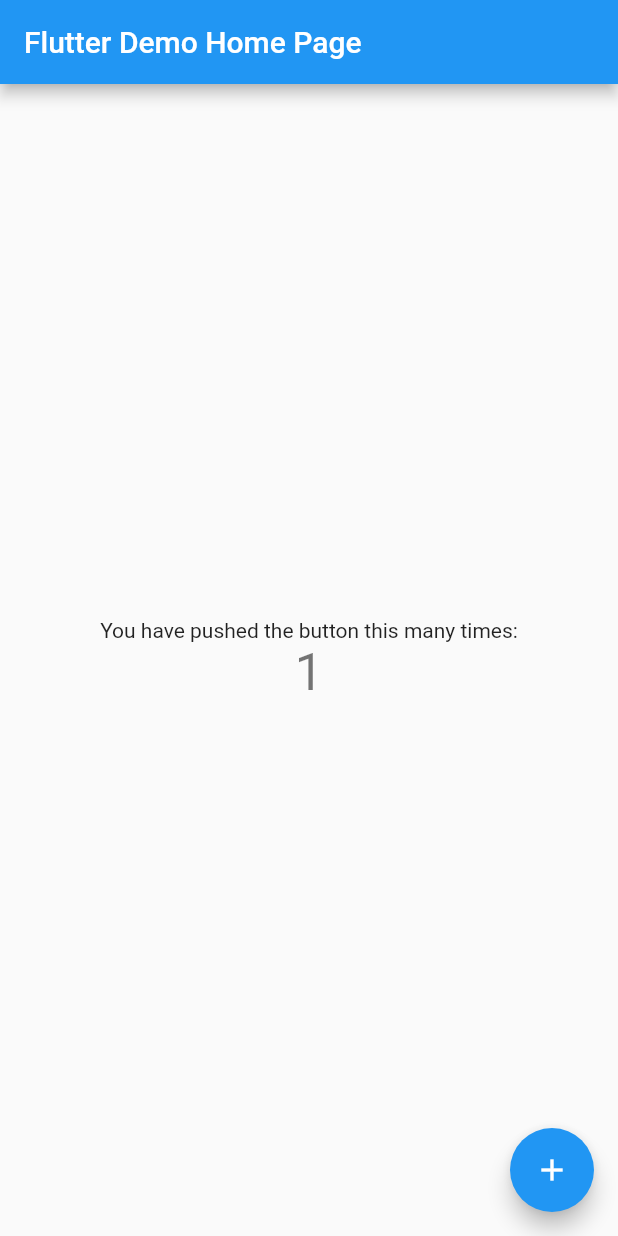
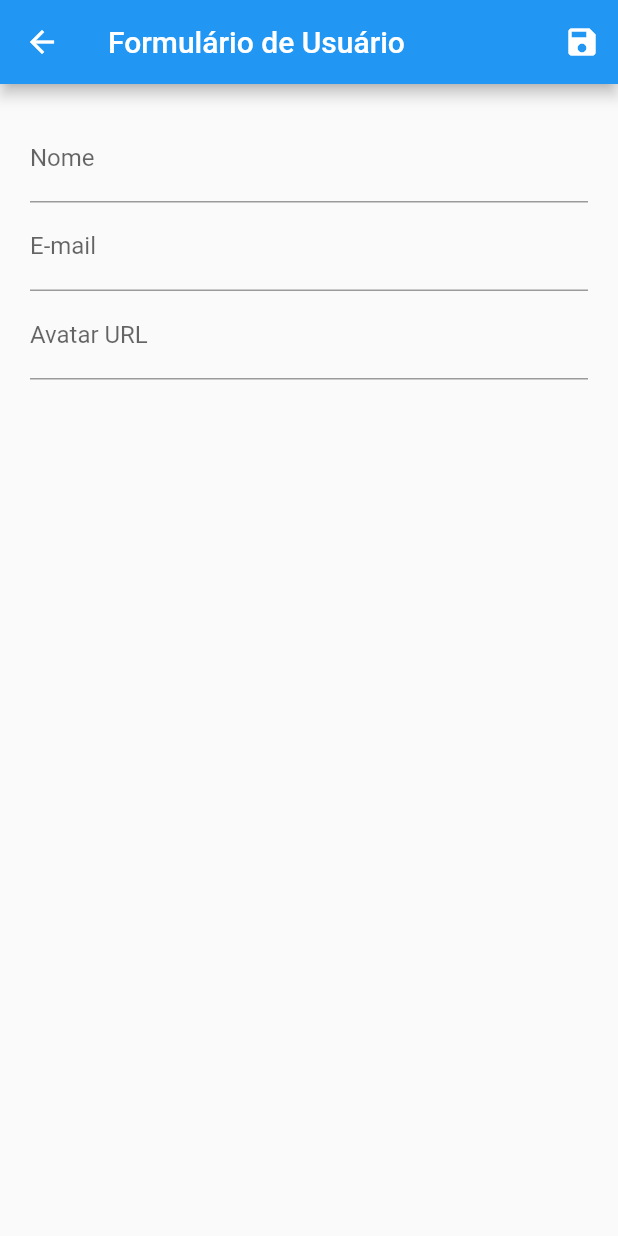
Before and after one commit to feliperufini/ads_dm_final, a Flutter app: the screen it shows after launch, after a tap on the "add" icon, on a phone screen of 412 x 824 dp. Run offline on Flutter 3.47's test engine with Material 2 defaults, Android fonts, the light colour scheme and no system bars; network calls fail.

Commit message:
Segundo Commit

```diff
--- /dev/null
+++ b/lib/components/usrer_tile.dart
@@ -0,0 +1,67 @@
+import 'package:flutter/material.dart';
+import 'package:ads_dm_final/models/user.dart';
+import 'package:ads_dm_final/provider/users.dart';
+import 'package:ads_dm_final/routes/app_routes.dart';
+import 'package:provider/provider.dart';
+
+class UserTile extends StatelessWidget {
+  final User user;
+
+  const UserTile(this.user);
+
+  @override
+  Widget build(BuildContext context) {
+    final avatar = user.avatarUrl == null || user.avatarUrl.isEmpty
+        ? CircleAvatar(child: Icon(Icons.person))
+        : CircleAvatar(backgroundImage: NetworkImage(user.avatarUrl));
+    return ListTile(
+      leading: avatar,
+      title: Text(user.name),
+      subtitle: Text(user.email),
+      trailing: Container(
+        width: 100,
+        child: Row(
+          children: <Widget>[
+            IconButton(
+              icon: Icon(Icons.edit),
+              color: Colors.blue,
+              onPressed: () {
+                Navigator.of(context).pushNamed(
+                  AppRoutes.USER_FORM,
+                  arguments: user,
+                );
+              },
+            ),
+            IconButton(
+              icon: Icon(Icons.delete),
+              color: Colors.red,
+              onPressed: () {
+                showDialog(
+                  context: context,
+                  builder: (ctx) => AlertDialog(
+                    title: Text('Excluir Usuário'),
+                    content: Text('Tem Certeza?'),
+                    actions: <Widget>[
+                      FlatButton(
+                        child: Text('Não'),
+                        onPressed: () => Navigator.of(context).pop(false),
+                      ),
+                      FlatButton(
+                        child: Text('Sim'),
+                        onPressed: () => Navigator.of(context).pop(true),
+                      ),
+                    ],
+                  ),
+                ).then((confirmed) {
+                  if (confirmed) {
+                    Provider.of<Users>(context, listen: false).remove(user);
+                  }
+                });
+              },
+            ),
+          ],
+        ),
+      ),
+    );
+  }
+}
--- /dev/null
+++ b/lib/data/dummy_users.dart
@@ -0,0 +1,30 @@
+import 'package:ads_dm_final/models/user.dart';
+
+const DUMMY_USERS = {
+  '1': const User(
+    id: '1',
+    name: 'Maria',
+    email: 'maria@gmail.com',
+    avatarUrl:
+        'https://64.media.tumblr.com/151476c45becfc9554ac8a6ab634f0cd/tumblr_qtv7j9nrIZ1rpwm80o1_250.jpg',
+  ),
+  '2': const User(
+    id: '2',
+    name: 'Rafael',
+    email: 'rafael@gmail.com',
+    avatarUrl:
+        'https://png.pngitem.com/pimgs/s/338-3388366_meme-for-steam-avatars-hd-png-download.png',
+  ),
+  '3': const User(
+    id: '3',
+    name: 'Fernando',
+    email: 'fernando@gmail.com',
+    avatarUrl: 'https://i0.wp.com/pbs.twimg.com/media/DiHYZjOVAAA95Yc.jpg',
+  ),
+  '4': const User(
+    id: '4',
+    name: 'Felipe',
+    email: 'felipe@gmail.com',
+    avatarUrl: '',
+  ),
+};
--- a/lib/main.dart
+++ b/lib/main.dart
@@ -1,113 +1,34 @@
 import 'package:flutter/material.dart';
+import 'package:ads_dm_final/provider/users.dart';
+import 'package:ads_dm_final/routes/app_routes.dart';
+import 'package:ads_dm_final/views/user_form.dart';
+import 'package:ads_dm_final/views/user_list.dart';
+import 'package:provider/provider.dart';
 
 void main() {
   runApp(MyApp());
 }
 
 class MyApp extends StatelessWidget {
-  // This widget is the root of your application.
   @override
   Widget build(BuildContext context) {
-    return MaterialApp(
-      title: 'Flutter Demo',
-      theme: ThemeData(
-        // This is the theme of your application.
-        //
-        // Try running your application with "flutter run". You'll see the
-        // application has a blue toolbar. Then, without quitting the app, try
-        // changing the primarySwatch below to Colors.green and then invoke
-        // "hot reload" (press "r" in the console where you ran "flutter run",
-        // or simply save your changes to "hot reload" in a Flutter IDE).
-        // Notice that the counter didn't reset back to zero; the application
-        // is not restarted.
-        primarySwatch: Colors.blue,
+    return MultiProvider(
+      providers: [
+        ChangeNotifierProvider(
+          create: (ctx) => Users(),
+        ),
+      ],
+      child: MaterialApp(
+        title: 'Flutter Demo',
+        theme: ThemeData(
+          primarySwatch: Colors.blue,
+          visualDensity: VisualDensity.adaptivePlatformDensity,
+        ),
+        routes: {
+          AppRoutes.HOME: (_) => UserList(),
+          AppRoutes.USER_FORM: (_) => UserForm(),
+        },
       ),
-      home: MyHomePage(title: 'Flutter Demo Home Page'),
     );
   }
 }
-
-class MyHomePage extends StatefulWidget {
-  MyHomePage({Key? key, required this.title}) : super(key: key);
-
-  // This widget is the home page of your application. It is stateful, meaning
-  // that it has a State object (defined below) that contains fields that affect
-  // how it looks.
-
-  // This class is the configuration for the state. It holds the values (in this
-  // case the title) provided by the parent (in this case the App widget) and
-  // used by the build method of the State. Fields in a Widget subclass are
-  // always marked "final".
-
-  final String title;
-
-  @override
-  _MyHomePageState createState() => _MyHomePageState();
-}
-
-class _MyHomePageState extends State<MyHomePage> {
-  int _counter = 0;
-
-  void _incrementCounter() {
-    setState(() {
-      // This call to setState tells the Flutter framework that something has
-      // changed in this State, which causes it to rerun the build method below
-      // so that the display can reflect the updated values. If we changed
-      // _counter without calling setState(), then the build method would not be
-      // called again, and so nothing would appear to happen.
-      _counter++;
-    });
-  }
-
-  @override
-  Widget build(BuildContext context) {
-    // This method is rerun every time setState is called, for instance as done
-    // by the _incrementCounter method above.
-    //
-    // The Flutter framework has been optimized to make rerunning build methods
-    // fast, so that you can just rebuild anything that needs updating rather
-    // than having to individually change instances of widgets.
-    return Scaffold(
-      appBar: AppBar(
-        // Here we take the value from the MyHomePage object that was created by
-        // the App.build method, and use it to set our appbar title.
-        title: Text(widget.title),
-      ),
-      body: Center(
-        // Center is a layout widget. It takes a single child and positions it
-        // in the middle of the parent.
-        child: Column(
-          // Column is also a layout widget. It takes a list of children and
-          // arranges them vertically. By default, it sizes itself to fit its
-          // children horizontally, and tries to be as tall as its parent.
-          //
-          // Invoke "debug painting" (press "p" in the console, choose the
-          // "Toggle Debug Paint" action from the Flutter Inspector in Android
-          // Studio, or the "Toggle Debug Paint" command in Visual Studio Code)
-          // to see the wireframe for each widget.
-          //
-          // Column has various properties to control how it sizes itself and
-          // how it positions its children. Here we use mainAxisAlignment to
-          // center the children vertically; the main axis here is the vertical
-          // axis because Columns are vertical (the cross axis would be
-          // horizontal).
-          mainAxisAlignment: MainAxisAlignment.center,
-          children: <Widget>[
-            Text(
-              'You have pushed the button this many times:',
-            ),
-            Text(
-              '$_counter',
-              style: Theme.of(context).textTheme.headline4,
-            ),
-          ],
-        ),
-      ),
-      floatingActionButton: FloatingActionButton(
-        onPressed: _incrementCounter,
-        tooltip: 'Increment',
-        child: Icon(Icons.add),
-      ), // This trailing comma makes auto-formatting nicer for build methods.
-    );
-  }
-}
--- /dev/null
+++ b/lib/models/user.dart
@@ -0,0 +1,15 @@
+import 'package:flutter/material.dart';
+
+class User {
+  final String id;
+  final String name;
+  final String email;
+  final String avatarUrl;
+
+  const User({
+    this.id,
+    @required this.name,
+    @required this.email,
+    @required this.avatarUrl,
+  });
+}
--- /dev/null
+++ b/lib/routes/app_routes.dart
@@ -0,0 +1,4 @@
+class AppRoutes {
+  static const HOME = '/';
+  static const USER_FORM = '/user-form';
+}
--- /dev/null
+++ b/lib/views/user_form.dart
@@ -0,0 +1,95 @@
+import 'package:flutter/material.dart';
+import 'package:ads_dm_final/models/user.dart';
+import 'package:ads_dm_final/provider/users.dart';
+import 'package:provider/provider.dart';
+
+class UserForm extends StatefulWidget {
+  @override
+  _UserFormState createState() => _UserFormState();
+}
+
+class _UserFormState extends State<UserForm> {
+  final _form = GlobalKey<FormState>();
+
+  final Map<String, String> _formData = {};
+
+  void _loadFormData(User user) {
+    if (user != null) {
+      _formData['id'] = user.id;
+      _formData['name'] = user.name;
+      _formData['email'] = user.email;
+      _formData['avatarUrl'] = user.avatarUrl;
+    }
+  }
+
+  @override
+  void didChangeDependencies() {
+    super.didChangeDependencies();
+
+    final user = ModalRoute.of(context).settings.arguments;
+    _loadFormData(user);
+  }
+
+  @override
+  Widget build(BuildContext context) {
+    return Scaffold(
+      appBar: AppBar(
+        title: Text('Formulário de Usuário'),
+        actions: <Widget>[
+          IconButton(
+            icon: Icon(Icons.save),
+            onPressed: () {
+              final isValid = _form.currentState.validate();
+
+              if (isValid) {
+                _form.currentState.save();
+                Provider.of<Users>(context, listen: false).put(
+                  User(
+                    id: _formData['id'],
+                    name: _formData['name'],
+                    email: _formData['email'],
+                    avatarUrl: _formData['avatarUrl'],
+                  ),
+                );
+                Navigator.of(context).pop();
+              }
+            },
+          ),
+        ],
+      ),
+      body: Padding(
+        padding: EdgeInsets.all(20),
+        child: Form(
+          key: _form,
+          child: Column(
+            children: <Widget>[
+              TextFormField(
+                initialValue: _formData['name'],
+                decoration: InputDecoration(labelText: 'Nome'),
+                validator: (value) {
+                  if (value == null ||
+                      value.trim().isEmpty ||
+                      value.length < 3) {
+                    return 'Valor digitado está incorreto!';
+                  }
+                  return null;
+                },
+                onSaved: (value) => _formData['name'] = value,
+              ),
+              TextFormField(
+                initialValue: _formData['email'],
+                decoration: InputDecoration(labelText: 'E-mail'),
+                onSaved: (value) => _formData['email'] = value,
+              ),
+              TextFormField(
+                initialValue: _formData['avatarUrl'],
+                decoration: InputDecoration(labelText: 'Avatar URL'),
+                onSaved: (value) => _formData['avatarUrl'] = value,
+              ),
+            ],
+          ),
+        ),
+      ),
+    );
+  }
+}
--- /dev/null
+++ b/lib/views/user_list.dart
@@ -0,0 +1,33 @@
+import 'package:flutter/material.dart';
+import 'package:ads_dm_final/components/usrer_tile.dart';
+import 'package:ads_dm_final/models/user.dart';
+import 'package:ads_dm_final/provider/users.dart';
+import 'package:ads_dm_final/routes/app_routes.dart';
+import 'package:provider/provider.dart';
+
+class UserList extends StatelessWidget {
+  @override
+  Widget build(BuildContext context) {
+    final Users users = Provider.of(context);
+
+    return Scaffold(
+      appBar: AppBar(
+        title: Text('Lista de Usuários'),
+        actions: <Widget>[
+          IconButton(
+            icon: Icon(Icons.add),
+            onPressed: () {
+              Navigator.of(context).pushNamed(
+                AppRoutes.USER_FORM,
+              );
+            },
+          ),
+        ],
+      ),
+      body: ListView.builder(
+        itemCount: users.count,
+        itemBuilder: (ctx, i) => UserTile(users.byIndex(i)),
+      ),
+    );
+  }
+}
--- a/pubspec.yaml
+++ b/pubspec.yaml
@@ -18,11 +18,12 @@
 version: 1.0.0+1
 
 environment:
-  sdk: ">=2.12.0 <3.0.0"
+  sdk: ">=2.7.0 <3.0.0"
 
 dependencies:
   flutter:
     sdk: flutter
+  provider:
 
 
   # The following adds the Cupertino Icons font to your application.
```
Also changed, not shown: lib/provider/users.dart (added, +60 -0 lines), pubspec.lock.
